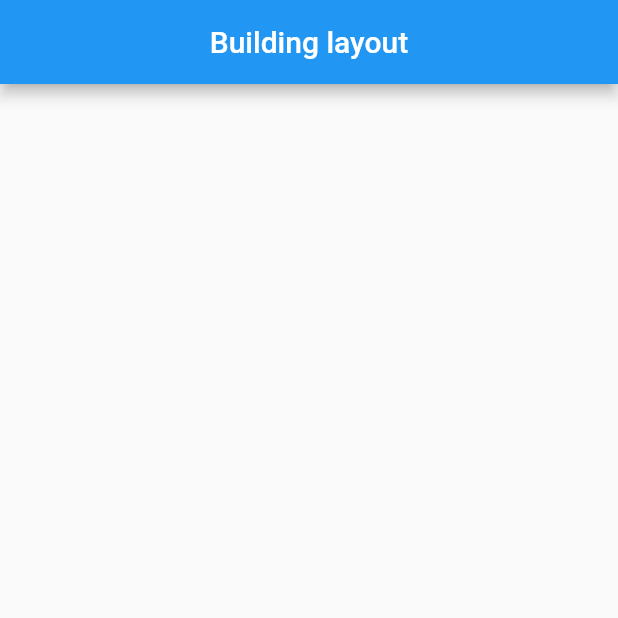
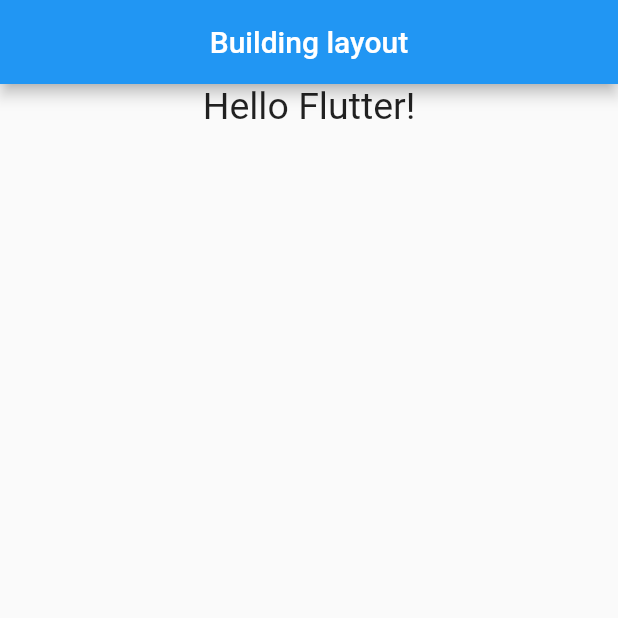
Before and after one commit to sadykovs/ui_components, a Flutter app: the screen it shows after launch, on a phone screen of 412 x 824 dp, the top half of it. Run offline on Flutter 3.47's test engine with Material 2 defaults, Android fonts, the phone set to English and light mode, and no system bars.

Commit message:
Change body allign 1

```diff
--- a/lib/main.dart
+++ b/lib/main.dart
@@ -8,10 +8,13 @@
   Widget build(BuildContext context) {
     return MaterialApp(
         home: Scaffold(
-      appBar: AppBar(
-        title: Text("Building layout"),
-        centerTitle: true,
-      ),
-    ));
+            appBar: AppBar(
+              title: Text("Building layout"),
+              centerTitle: true,
+            ),
+            body: Align(
+              alignment: Alignment.topCenter,
+              child: Text('Hello Flutter!', style: TextStyle(fontSize: 25)),
+            )));
   }
 }
```
